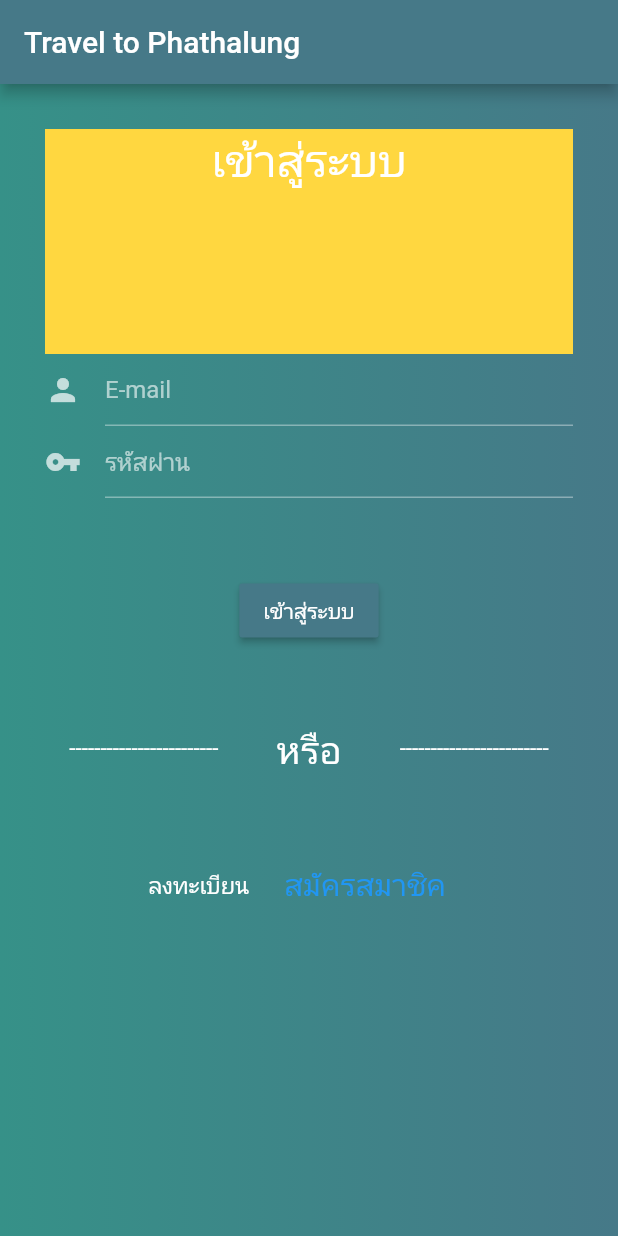
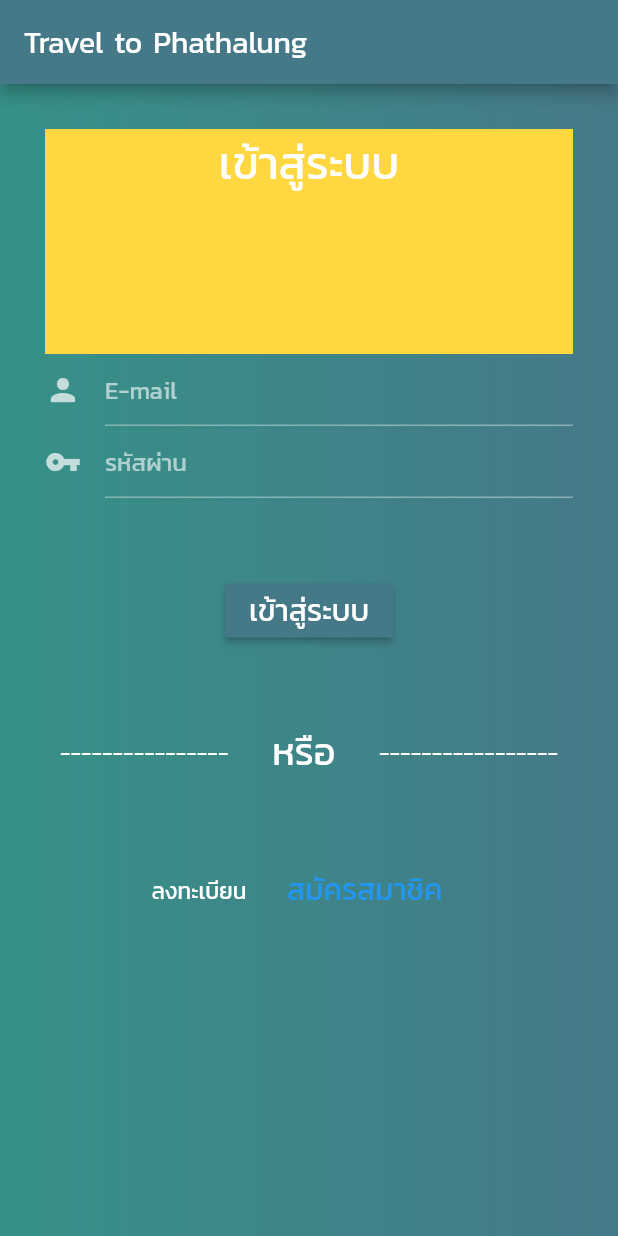
Before and after one commit to Supakoa/Phatthalung_App, a Flutter app: the screen it shows after launch, on a phone screen of 412 x 824 dp. Run offline on Flutter 3.47's test engine with Material 2 defaults, Android fonts, the phone set to English and light mode, and no system bars; our stand-ins replace carousel_slider, google_maps_flutter; generated files the repository leaves out were written again; Roboto replaces fonts that are missing (Montserrat).

Commit message:
update font

```diff
--- a/app/lib/login.dart
+++ b/app/lib/login.dart
@@ -33,8 +33,11 @@ class _MyLoginState extends State<MyLogin> {
                   height: 150,
                   width: 400,
                   color: Colors.amberAccent,
-                child: Text('เข้าสู่ระบบ', style: TextStyle(fontSize: 30),textAlign: TextAlign.center,)
-              ),
+                  child: Text(
+                    'เข้าสู่ระบบ',
+                    style: TextStyle(fontSize: 30),
+                    textAlign: TextAlign.center,
+                  )),
               new TextFormField(
                 decoration: InputDecoration(
                   icon: Icon(Icons.person),
@@ -52,8 +55,12 @@ class _MyLoginState extends State<MyLogin> {
                   child: Column(
                       mainAxisAlignment: MainAxisAlignment.center,
                       children: <Widget>[
+
                         RaisedButton(
-                      child: Text('เข้าสู่ระบบ'),
+                          child: Text(
+                            'เข้าสู่ระบบ',
+                            style: TextStyle(fontSize: 20),
+                          ),
                           color: Color.fromARGB(255, 70, 121, 136),
                           onPressed: () {
                             Navigator.push(
@@ -70,9 +77,18 @@ class _MyLoginState extends State<MyLogin> {
                   mainAxisAlignment: MainAxisAlignment.spaceAround,
                   mainAxisSize: MainAxisSize.max,
                   children: <Widget>[
-                        Text('------------------------',style: TextStyle(fontSize: 15),),
-                        Text(' หรือ ',style: TextStyle(fontSize: 25),),
-                        Text('------------------------',style: TextStyle(fontSize: 15),),
+                    Text(
+                      '----------------',
+                      style: TextStyle(fontSize: 15),
+                    ),
+                    Text(
+                      ' หรือ ',
+                      style: TextStyle(fontSize: 25),
+                    ),
+                    Text(
+                      '-----------------',
+                      style: TextStyle(fontSize: 15),
+                    ),
                   ],
                 ),
               ),
@@ -81,13 +97,20 @@ class _MyLoginState extends State<MyLogin> {
                   child: Row(
                       mainAxisAlignment: MainAxisAlignment.center,
                       children: <Widget>[
-                        Text('ลงทะเบียน  ',style: TextStyle(fontSize: 15),),
+                        Text(
+                          'ลงทะเบียน  ',
+                          style: TextStyle(fontSize: 15),
+                        ),
                         FlatButton(
-                      child: Text('สมัครสมาชิค',style: TextStyle(color: Colors.blue,fontSize: 20),),
+                          child: Text(
+                            'สมัครสมาชิค',
+                            style: TextStyle(color: Colors.blue, fontSize: 20),
+                          ),
                           onPressed: () {
                             Navigator.push(
                               context,
-                          MaterialPageRoute(builder: (context) => register()),
+                              MaterialPageRoute(
+                                  builder: (context) => register()),
                             );
                           },
                         ),
@@ -106,8 +129,7 @@ class register extends StatelessWidget {
     return Scaffold(
       resizeToAvoidBottomPadding: false,
       appBar: AppBar(
-        title:
-            Text("ลงทะเบียน", style: TextStyle(color: Colors.white)),
+        title: Text("ลงทะเบียน", style: TextStyle(color: Colors.white)),
         backgroundColor: Color.fromARGB(255, 70, 121, 136),
       ),
       body: Container(
@@ -122,7 +144,11 @@ class register extends StatelessWidget {
             children: <Widget>[
               Container(
                 height: 200,
-              child: Text('สมัครสมาชิก',style: TextStyle(fontSize: 25,color: Colors.white),textAlign: TextAlign.center,),
+                child: Text(
+                  'สมัครสมาชิก',
+                  style: TextStyle(fontSize: 25, color: Colors.white),
+                  textAlign: TextAlign.center,
+                ),
               ),
               new TextFormField(
                 decoration: InputDecoration(
@@ -150,8 +176,7 @@ class register extends StatelessWidget {
                 ),
               ),
             ],
-        )
-      ),
+          )),
     );
   }
 }
--- a/app/lib/main.dart
+++ b/app/lib/main.dart
@@ -15,7 +15,7 @@ class Main extends StatelessWidget {
           brightness: Brightness.dark,
           primaryColor: Colors.lightBlue[800],
           accentColor: Colors.cyan[600],
-          fontFamily: 'Montserrat',
+          fontFamily: 'Kanit',
       ),
       home: MyLogin(),
 
```
Also changed, not shown: app/lib/content/MyMap.dart (+19 -3 lines), app/pubspec.yaml (+6 -12 lines), app/assets/Kanit-Regular.ttf (added), app/pubspec.lock, 1 other file. Lines whose indentation alone changed are shown as unchanged.
